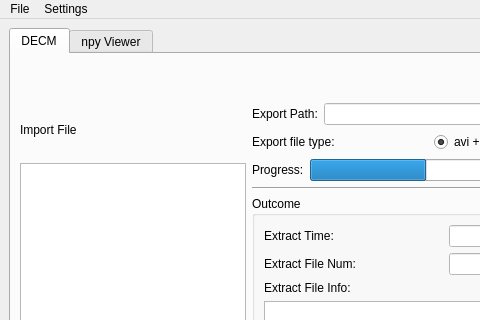
Above: util/ui/EC_dicom2avi.ui from chi-chun-1999/EC_dicom2avi before the change; both pictures show x 0 to 480 and y 0 to 320 of the 838 by 850 pixel window. Below: the same form after it.
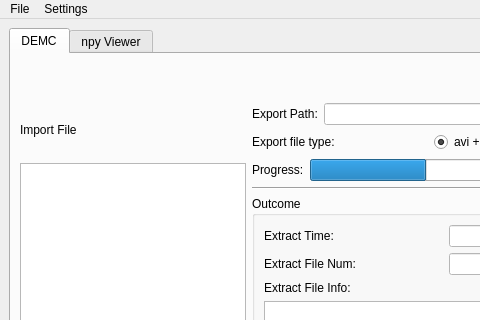
That is the form after the change.

Commit message: Modify tab label error

Patch:
```diff
--- a/util/ui/EC_dicom2avi.ui
+++ b/util/ui/EC_dicom2avi.ui
@@ -29,7 +29,7 @@
       </property>
       <widget class="QWidget" name="tab">
        <attribute name="title">
-        <string>DECM</string>
+        <string>DEMC</string>
        </attribute>
        <layout class="QHBoxLayout" name="horizontalLayout_9" stretch="2,5">
         <item>
```
The commit also changes 1 other file.
